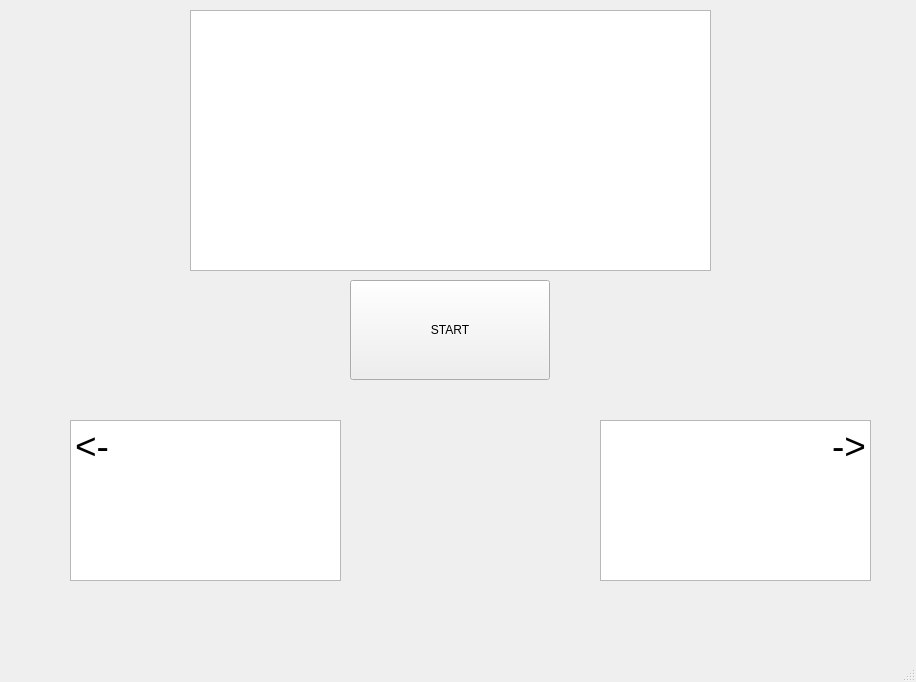
Old version of the form experiment.ui in the repository ITT-21SS-UR/assignment-03-bb.
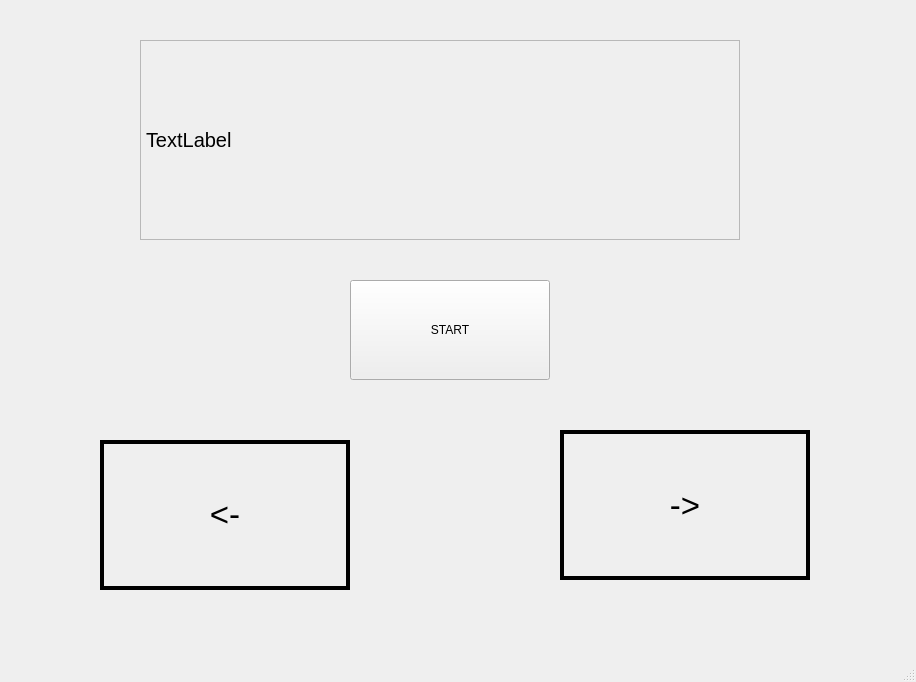
New version of the form.

Diff of the .ui file:
```diff
--- a/experiment.ui
+++ b/experiment.ui
@@ -14,62 +14,6 @@
    <string>MainWindow</string>
   </property>
   <widget class="QWidget" name="centralwidget">
-   <widget class="QTextEdit" name="rightArrowText">
-    <property name="geometry">
-     <rect>
-      <x>600</x>
-      <y>420</y>
-      <width>271</width>
-      <height>161</height>
-     </rect>
-    </property>
-    <property name="html">
-     <string>&lt;!DOCTYPE HTML PUBLIC &quot;-//W3C//DTD HTML 4.0//EN&quot; &quot;http://www.w3.org/TR/REC-html40/strict.dtd&quot;&gt;
-&lt;html&gt;&lt;head&gt;&lt;meta name=&quot;qrichtext&quot; content=&quot;1&quot; /&gt;&lt;style type=&quot;text/css&quot;&gt;
-p, li { white-space: pre-wrap; }
-&lt;/style&gt;&lt;/head&gt;&lt;body style=&quot; font-family:'Cantarell'; font-size:11pt; font-weight:400; font-style:normal;&quot;&gt;
-&lt;p align=&quot;right&quot; style=&quot; margin-top:0px; margin-bottom:0px; margin-left:0px; margin-right:0px; -qt-block-indent:0; text-indent:0px;&quot;&gt;&lt;span style=&quot; font-size:28pt;&quot;&gt;-&amp;gt;&lt;/span&gt;&lt;/p&gt;&lt;/body&gt;&lt;/html&gt;</string>
-    </property>
-   </widget>
-   <widget class="QTextEdit" name="leftArrowText">
-    <property name="geometry">
-     <rect>
-      <x>70</x>
-      <y>420</y>
-      <width>271</width>
-      <height>161</height>
-     </rect>
-    </property>
-    <property name="html">
-     <string>&lt;!DOCTYPE HTML PUBLIC &quot;-//W3C//DTD HTML 4.0//EN&quot; &quot;http://www.w3.org/TR/REC-html40/strict.dtd&quot;&gt;
-&lt;html&gt;&lt;head&gt;&lt;meta name=&quot;qrichtext&quot; content=&quot;1&quot; /&gt;&lt;style type=&quot;text/css&quot;&gt;
-p, li { white-space: pre-wrap; }
-&lt;/style&gt;&lt;/head&gt;&lt;body style=&quot; font-family:'Cantarell'; font-size:11pt; font-weight:400; font-style:normal;&quot;&gt;
-&lt;p style=&quot; margin-top:0px; margin-bottom:0px; margin-left:0px; margin-right:0px; -qt-block-indent:0; text-indent:0px;&quot;&gt;&lt;span style=&quot; font-size:28pt;&quot;&gt;&amp;lt;-&lt;/span&gt;&lt;/p&gt;&lt;/body&gt;&lt;/html&gt;</string>
-    </property>
-   </widget>
-   <widget class="QTextEdit" name="explainText">
-    <property name="geometry">
-     <rect>
-      <x>190</x>
-      <y>10</y>
-      <width>521</width>
-      <height>261</height>
-     </rect>
-    </property>
-    <property name="font">
-     <font>
-      <pointsize>22</pointsize>
-     </font>
-    </property>
-    <property name="html">
-     <string>&lt;!DOCTYPE HTML PUBLIC &quot;-//W3C//DTD HTML 4.0//EN&quot; &quot;http://www.w3.org/TR/REC-html40/strict.dtd&quot;&gt;
-&lt;html&gt;&lt;head&gt;&lt;meta name=&quot;qrichtext&quot; content=&quot;1&quot; /&gt;&lt;style type=&quot;text/css&quot;&gt;
-p, li { white-space: pre-wrap; }
-&lt;/style&gt;&lt;/head&gt;&lt;body style=&quot; font-family:'Cantarell'; font-size:22pt; font-weight:400; font-style:normal;&quot;&gt;
-&lt;p style=&quot;-qt-paragraph-type:empty; margin-top:0px; margin-bottom:0px; margin-left:0px; margin-right:0px; -qt-block-indent:0; text-indent:0px; font-size:11pt;&quot;&gt;&lt;br /&gt;&lt;/p&gt;&lt;/body&gt;&lt;/html&gt;</string>
-    </property>
-   </widget>
    <widget class="QPushButton" name="startButton">
     <property name="geometry">
      <rect>
@@ -83,6 +27,87 @@
      <string>START</string>
     </property>
    </widget>
+   <widget class="QLabel" name="leftArrowText">
+    <property name="geometry">
+     <rect>
+      <x>100</x>
+      <y>440</y>
+      <width>250</width>
+      <height>150</height>
+     </rect>
+    </property>
+    <property name="font">
+     <font>
+      <pointsize>25</pointsize>
+     </font>
+    </property>
+    <property name="frameShape">
+     <enum>QFrame::Box</enum>
+    </property>
+    <property name="lineWidth">
+     <number>4</number>
+    </property>
+    <property name="text">
+     <string>&lt;-</string>
+    </property>
+    <property name="alignment">
+     <set>Qt::AlignCenter</set>
+    </property>
+   </widget>
+   <widget class="QLabel" name="rightArrowText">
+    <property name="geometry">
+     <rect>
+      <x>560</x>
+      <y>430</y>
+      <width>250</width>
+      <height>150</height>
+     </rect>
+    </property>
+    <property name="font">
+     <font>
+      <pointsize>25</pointsize>
+     </font>
+    </property>
+    <property name="frameShape">
+     <enum>QFrame::Box</enum>
+    </property>
+    <property name="lineWidth">
+     <number>4</number>
+    </property>
+    <property name="text">
+     <string>-&gt;</string>
+    </property>
+    <property name="alignment">
+     <set>Qt::AlignCenter</set>
+    </property>
+   </widget>
+   <widget class="QLabel" name="explainText">
+    <property name="geometry">
+     <rect>
+      <x>140</x>
+      <y>40</y>
+      <width>600</width>
+      <height>200</height>
+     </rect>
+    </property>
+    <property name="font">
+     <font>
+      <pointsize>15</pointsize>
+     </font>
+    </property>
+    <property name="frameShape">
+     <enum>QFrame::StyledPanel</enum>
+    </property>
+    <property name="text">
+     <string>TextLabel</string>
+    </property>
+    <property name="alignment">
+     <set>Qt::AlignLeading|Qt::AlignLeft|Qt::AlignVCenter</set>
+    </property>
+    <property name="margin">
+     <number>10</number>
+    </property>
+   </widget>
   </widget>
   <widget class="QMenuBar" name="menubar">
    <property name="geometry">
```
